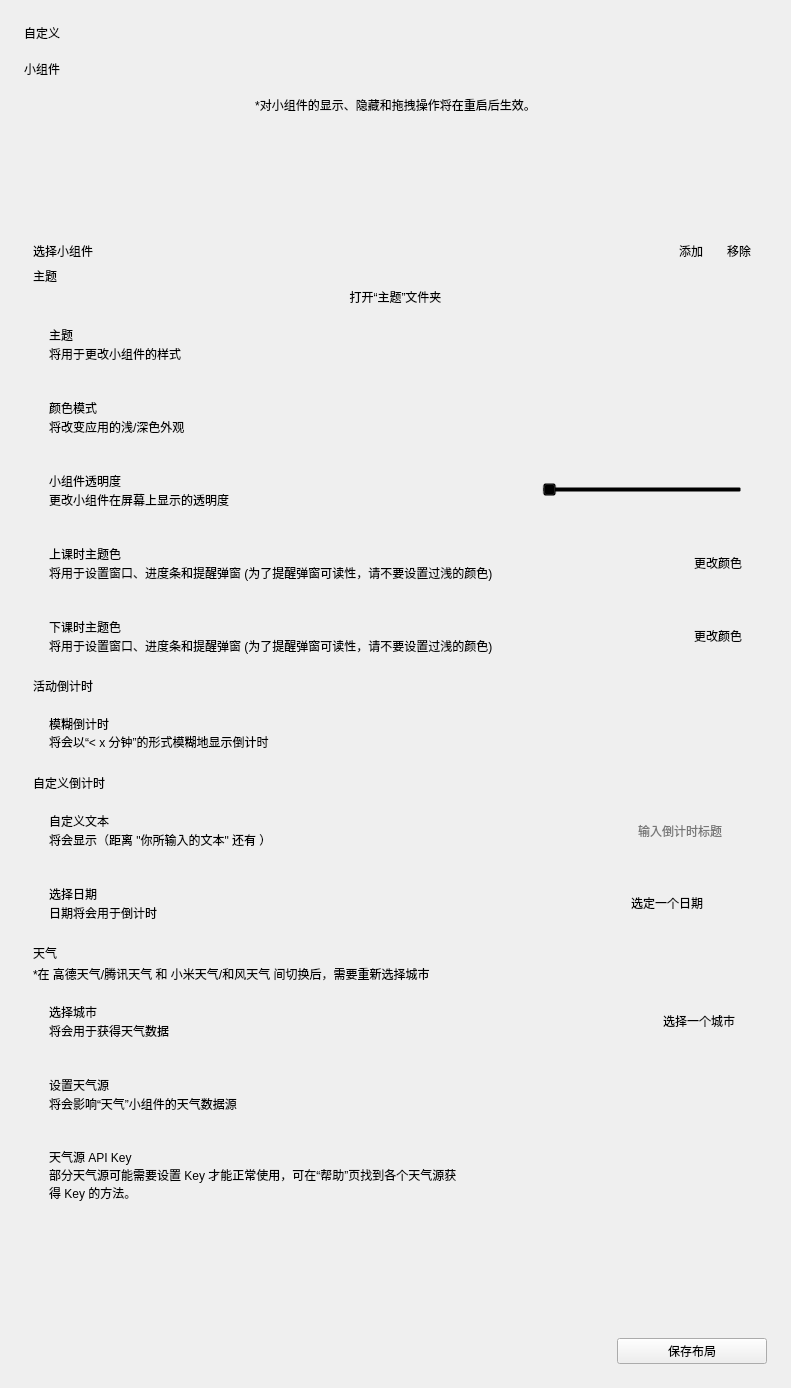
The window that menu-custom.ui (RinLit-233-shiroko/Class-Widgets) describes before a commit, drawn with Qt 5.
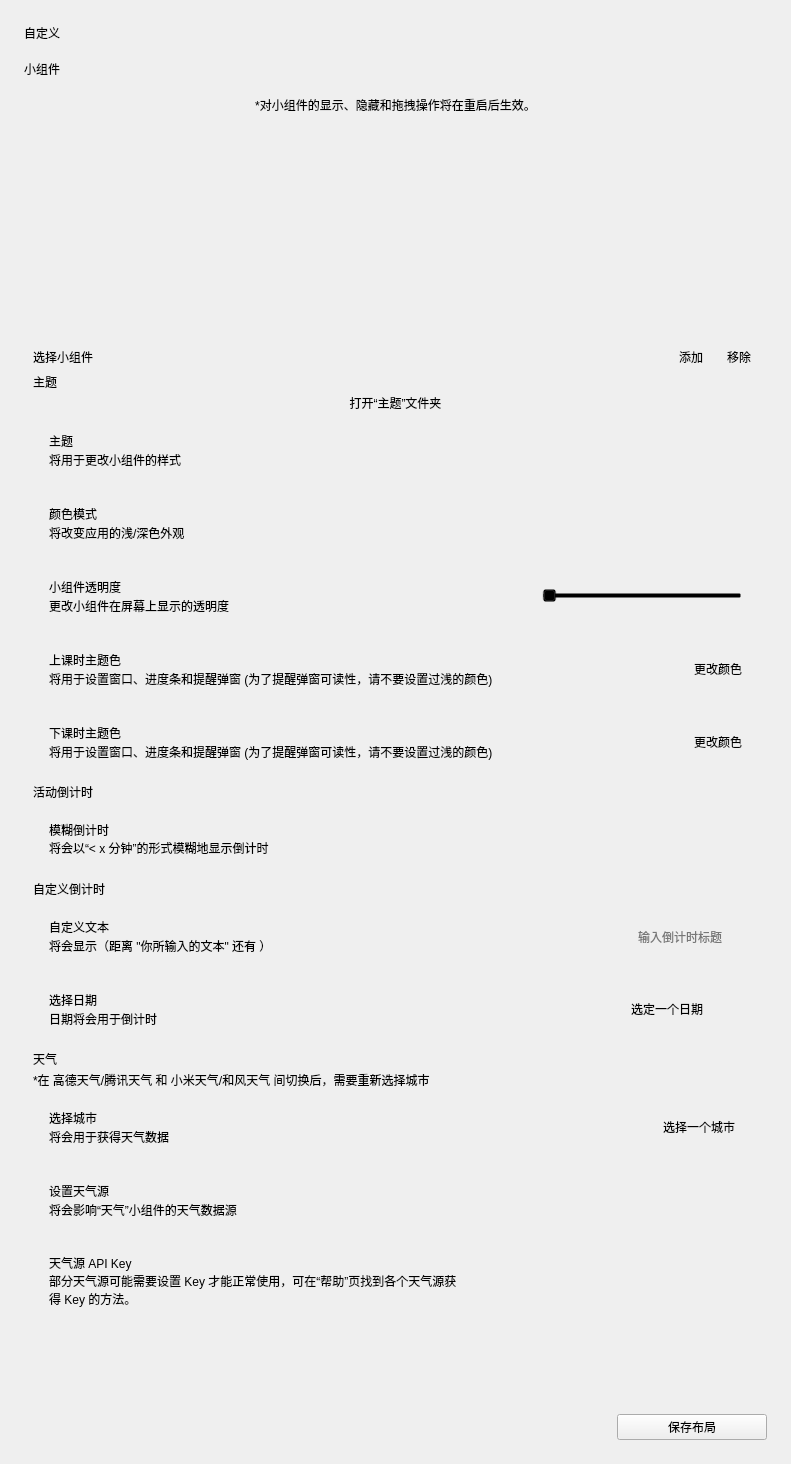
The same window after the commit. Custom widgets are drawn as their Qt base class.

```diff
--- a/menu-custom.ui
+++ b/menu-custom.ui
@@ -7,7 +7,7 @@
     <x>0</x>
     <y>0</y>
     <width>791</width>
-    <height>1388</height>
+    <height>1464</height>
    </rect>
   </property>
   <property name="windowTitle">
@@ -80,18 +80,24 @@
         <x>0</x>
         <y>0</y>
         <width>743</width>
-        <height>1187</height>
+        <height>1311</height>
        </rect>
       </property>
       <layout class="QVBoxLayout" name="verticalLayout_9">
        <item>
         <widget class="ListWidget" name="widgets_list">
          <property name="sizePolicy">
-          <sizepolicy hsizetype="Expanding" vsizetype="MinimumExpanding">
+          <sizepolicy hsizetype="Preferred" vsizetype="MinimumExpanding">
            <horstretch>0</horstretch>
            <verstretch>0</verstretch>
           </sizepolicy>
          </property>
+         <property name="minimumSize">
+          <size>
+           <width>0</width>
+           <height>200</height>
+          </size>
+         </property>
          <property name="sizeAdjustPolicy">
           <enum>QAbstractScrollArea::AdjustToContents</enum>
          </property>
```
